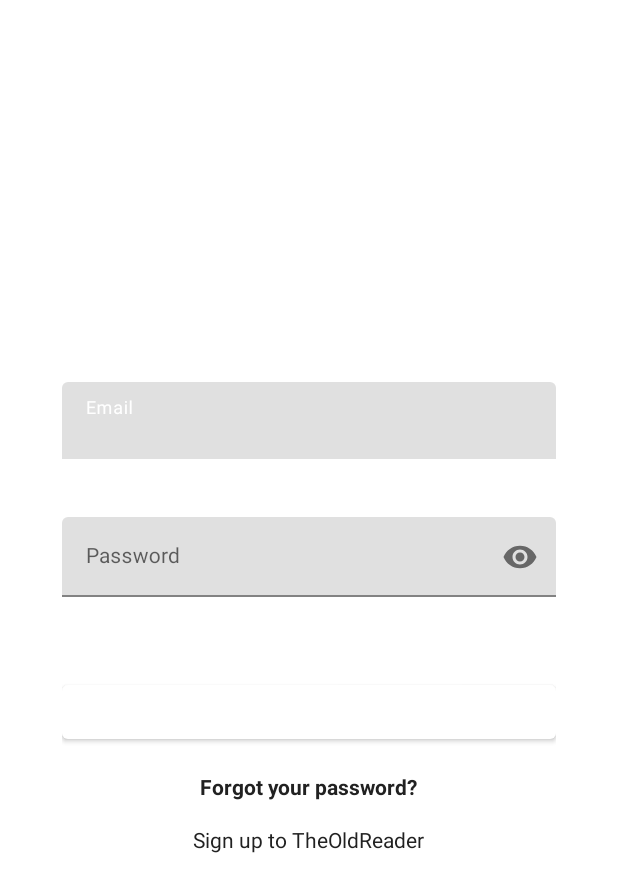
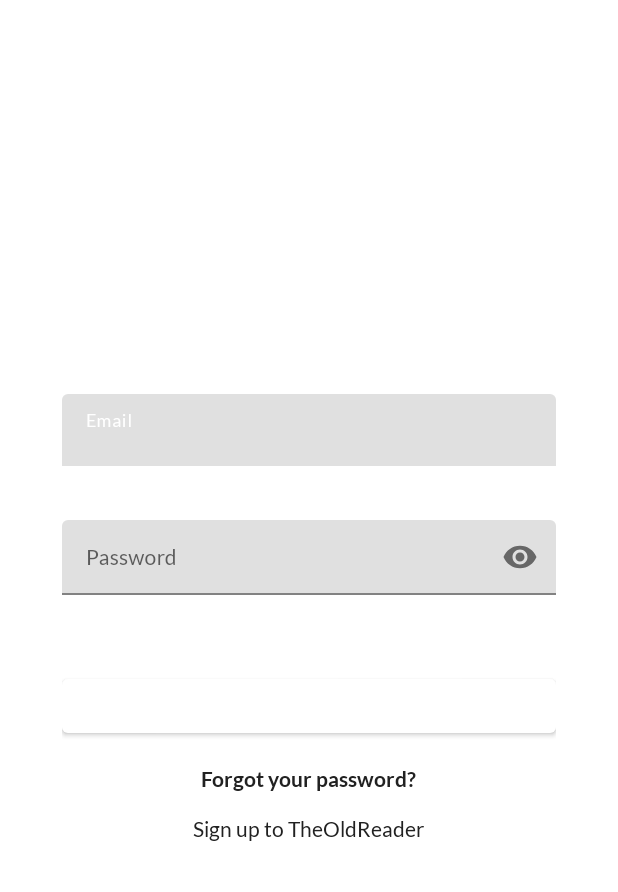
Before and after one commit to nkartyshov/theoldreader-client, an Android app: the screen it shows after launch (LoginActivity), on a phone screen of 412 x 824 dp. Shown: the top 892 px of the screen. Run offline under Robolectric (Android 15) with nearby library versions, the phone set to English and light mode, and no system bars; our stand-ins replace androidx.preference, data binding; libraries missing offline, so code that uses them is left out: com.amulyakhare.textdrawable, com.crashlytics.android, io.fabric.sdk, org.koin.standalone; 9 statements that could not run were skipped.

Commit message:
Added custom font Added undo snackbar for mark all read and delete operations

```diff
--- a/app/src/main/java/ru/oldowl/core/binding/BindingAdapter.kt
+++ b/app/src/main/java/ru/oldowl/core/binding/BindingAdapter.kt
@@ -1,29 +1,30 @@
 package ru.oldowl.core.binding
 
-import androidx.databinding.BindingAdapter
-import androidx.annotation.StringRes
-import com.google.android.material.textfield.TextInputLayout
-import androidx.swiperefreshlayout.widget.SwipeRefreshLayout
-import androidx.recyclerview.widget.RecyclerView
+import android.annotation.SuppressLint
 import android.view.View
 import android.webkit.WebView
 import android.widget.ImageView
 import android.widget.TextView
+import androidx.annotation.StringRes
+import androidx.databinding.BindingAdapter
+import androidx.swiperefreshlayout.widget.SwipeRefreshLayout
 import com.amulyakhare.textdrawable.TextDrawable
 import com.amulyakhare.textdrawable.util.ColorGenerator
+import com.google.android.material.textfield.TextInputLayout
 import ru.oldowl.core.extension.toShortDateTime
 import ru.oldowl.core.ui.EmptyDataObserver
 import java.util.*
 
 object BindingAdapter {
 
-    private val HTML_TAGS_REGEX = Regex("(<.*?>|<\\/.*?>)")
+    private val HTML_TAGS_REGEX = Regex("(<.*?>|</.*?>)")
     private val CONTROL_CHARS_REGEX = Regex("[\\t\\n]")
     private val REMOVE_EXTRA_SPACE = Regex(" {2,}+")
 
     private const val MIME_TYPE = "text/html"
     private const val ENCODING = "UTF-8"
 
+    @SuppressLint("DefaultLocale")
     @JvmStatic
     @BindingAdapter("text")
     fun setText(imageView: ImageView, text: String) {
@@ -68,14 +69,14 @@ object BindingAdapter {
 
     @JvmStatic
     @BindingAdapter("refreshing")
-    fun setRefreshing(swipeRefreshLayout: androidx.swiperefreshlayout.widget.SwipeRefreshLayout, refreshing: Boolean?) =
+    fun setRefreshing(swipeRefreshLayout: SwipeRefreshLayout, refreshing: Boolean?) =
             refreshing?.let {
                 swipeRefreshLayout.isRefreshing = it
             }
 
     @JvmStatic
     @BindingAdapter("enable")
-    fun setEnable(swipeRefreshLayout: androidx.swiperefreshlayout.widget.SwipeRefreshLayout, enable: Boolean?) {
+    fun setEnable(swipeRefreshLayout: SwipeRefreshLayout, enable: Boolean?) {
         enable?.let {
             swipeRefreshLayout.isEnabled = it
         }
--- a/app/src/main/java/ru/oldowl/core/ui/BaseViewModel.kt
+++ b/app/src/main/java/ru/oldowl/core/ui/BaseViewModel.kt
@@ -38,7 +38,7 @@ abstract class BaseViewModel : ViewModel(), KoinComponent, CoroutineScope {
         event.value = showSnackbar(R.string.something_went_wrong_error, Snackbar.LENGTH_SHORT)
     }
 
-    private fun showSnackbar(@StringRes message: Int, duration: Int, block: ShowSnackbar.() -> Unit = {}): ShowSnackbar
+    protected fun showSnackbar(@StringRes message: Int, duration: Int, block: ShowSnackbar.() -> Unit = {}): ShowSnackbar
             = ShowSnackbar(message, duration)
             .apply(block)
 }
--- a/app/src/main/java/ru/oldowl/db/dao/ArticleDao.kt
+++ b/app/src/main/java/ru/oldowl/db/dao/ArticleDao.kt
@@ -8,19 +8,19 @@ import java.util.*
 @Dao
 interface ArticleDao {
 
-    @Query("select a.*, s.title as subscription_title from articles a inner join subscriptions s on a.subscription_id = s.id order by a.publish_date desc")
+    @Query("select a.*, s.title as subscription_title from articles a inner join subscriptions s on a.subscription_id = s.id where deleted = 0 order by a.publish_date desc")
     fun findAll(): List<ArticleListItem>
 
-    @Query("select a.*, s.title as subscription_title from articles a inner join subscriptions s on a.subscription_id = s.id where a.subscription_id = :subscriptionId order by a.publish_date desc")
+    @Query("select a.*, s.title as subscription_title from articles a inner join subscriptions s on a.subscription_id = s.id where a.subscription_id = :subscriptionId and deleted = 0 order by a.publish_date desc")
     fun findAll(subscriptionId: String?): List<ArticleListItem>
 
-    @Query("select a.*, s.title as subscription_title from articles a inner join subscriptions s on a.subscription_id = s.id where a.read = 0 order by a.publish_date desc")
+    @Query("select a.*, s.title as subscription_title from articles a inner join subscriptions s on a.subscription_id = s.id where a.read = 0 and deleted = 0 order by a.publish_date desc")
     fun findUnread(): List<ArticleListItem>
 
-    @Query("select a.*, s.title as subscription_title from articles a inner join subscriptions s on a.subscription_id = s.id where a.subscription_id = :subscriptionId and a.read = 0 order by a.publish_date desc")
+    @Query("select a.*, s.title as subscription_title from articles a inner join subscriptions s on a.subscription_id = s.id where a.subscription_id = :subscriptionId and a.read = 0 and deleted = 0 order by a.publish_date desc")
     fun findUnread(subscriptionId: String?): List<ArticleListItem>
 
-    @Query("select a.*, s.title as subscription_title from articles a left join subscriptions s on a.subscription_id = s.id where a.favorite = 1 order by a.publish_date desc")
+    @Query("select a.*, s.title as subscription_title from articles a left join subscriptions s on a.subscription_id = s.id where a.favorite = 1 and deleted = 0 order by a.publish_date desc")
     fun findFavorite(): List<ArticleListItem>
 
     @Query("select * from articles where id = :id")
@@ -31,6 +31,9 @@ interface ArticleDao {
 
     @Insert(onConflict = OnConflictStrategy.REPLACE)
     fun save(article: Article)
+
+    @Delete
+    fun delete(article: Article)
 
     @Query("update articles set favorite = :favorite where id = :id")
     fun updateFavoriteState(id: String, favorite: Boolean)
@@ -44,27 +47,9 @@ interface ArticleDao {
     @Query("update articles set deleted = :deleted where id in (:ids)")
     fun updateDeleteStates(ids: List<String>, deleted: Boolean)
 
-    @Query("update articles set read = 1")
-    fun markAllRead()
+    @Query("update articles set deleted = 1 where id in (:ids)")
+    fun delete(ids: List<String>)
 
-    @Query("update articles set read = 1 where subscription_id = :subscriptionId")
-    fun markAllRead(subscriptionId: String?)
-
-    @Query("update articles set deleted = 1")
-    fun deleteAll()
-
-    @Query("update articles set deleted = 1 where subscription_id = :subscriptionId")
-    fun deleteAll(subscriptionId: String?)
-
-    @Query("update articles set deleted = 1 where read = 1")
-    fun deleteAllRead()
-
-    @Query("update articles set deleted = 1 where read = 1 and subscription_id = :subscriptionId")
-    fun deleteAllRead(subscriptionId: String?)
-
-    @Delete
-    fun delete(article: Article)
-
-    @Query("delete from articles where read = :read and favorite = 0 and publish_date < :cleanupPeriod")
+    @Query("delete from articles where read = :read and favorite = 0 and publish_date <= :cleanupPeriod")
     fun cleanup(cleanupPeriod: Date, read: Boolean)
 }
--- a/app/src/main/java/ru/oldowl/repository/SubscriptionRepository.kt
+++ b/app/src/main/java/ru/oldowl/repository/SubscriptionRepository.kt
@@ -66,10 +66,7 @@ interface SubscriptionRepository {
 
         override suspend fun unsubscribe(subscription: Subscription) {
             subscriptionDao.delete(subscription)
-
-            if (!theOldReaderApi.unsubscribe(subscription.id, authToken)) {
-                syncEventDao.save(SyncEvent.unsubscribe(subscription.id))
-            }
+            syncEventDao.save(SyncEvent.unsubscribe(subscription.id))
         }
 
         override suspend fun downloadSubscription(): List<Subscription> =
--- a/app/src/main/java/ru/oldowl/usecase/AddArticlesUseCase.kt
+++ b/app/src/main/java/ru/oldowl/usecase/AddArticlesUseCase.kt
@@ -9,7 +9,6 @@ class AddArticlesUseCase(
 ) : UseCase<List<String>, Unit>() {
 
     override suspend fun run(param: List<String>): Result<Unit> {
-        // FIXME
         articleRepository.updateDeletedStates(param, false)
         return Result.empty()
     }
--- a/app/src/main/java/ru/oldowl/viewmodel/ArticleViewModel.kt
+++ b/app/src/main/java/ru/oldowl/viewmodel/ArticleViewModel.kt
@@ -39,7 +39,7 @@ class ArticleViewModel(
             append("<html>\n")
             append("<head>\n")
             append("<style type=\"text/css\">\n")
-            append("body { max-width: 100%; padding: 0 0.2cm 0 0.2cm; }\n")
+            append("body { max-width: 100%; padding: 0 0.2cm 0 0.2cm; font-family: sans-serif-light; }\n")
             append("* { max-width: 100%; word-break: break-word }\n")
             append("img { height: auto; }\n")
             append("pre { white-space: pre-wrap; } \n")
--- /dev/null
+++ b/app/src/main/res/font/lato.xml
@@ -0,0 +1,19 @@
+<?xml version="1.0" encoding="utf-8"?>
+<font-family xmlns:app="http://schemas.android.com/apk/res-auto">
+
+    <font
+        app:font="@font/lato_light"
+        app:fontStyle="normal"
+        app:fontWeight="300" />
+
+    <font
+        app:font="@font/lato_regular"
+        app:fontStyle="normal"
+        app:fontWeight="400" />
+
+    <font
+        app:font="@font/lato_bold"
+        app:fontStyle="normal"
+        app:fontWeight="700" />
+
+</font-family>
--- a/app/src/main/res/values/strings.xml
+++ b/app/src/main/res/values/strings.xml
@@ -55,6 +55,7 @@
 
     <string name="mark_all_read_snackbar">Marked as read: %d</string>
     <string name="delete_articles_snackbar">Deleted articles: %d</string>
+    <string name="unsubscribe_snackbar">You unsubscribed from %s</string>
 
     <!-- Article detail -->
     <string name="mark_favorite">Mark favorite</string>
--- a/app/src/main/res/values/styles.xml
+++ b/app/src/main/res/values/styles.xml
@@ -9,6 +9,8 @@
         <item name="android:textColorPrimary">@color/black</item>
         <item name="android:textColorSecondary">@color/gray</item>
         <item name="android:textColorTertiary">@color/gray</item>
+
+        <item name="android:fontFamily">@font/lato</item>
 
         <item name="android:windowDrawsSystemBarBackgrounds">true</item>
         <item name="android:statusBarColor">@color/statusBarColor</item>
@@ -34,6 +36,8 @@
     <style name="TextNormal" parent="TextAppearance.AppCompat.Body1">
         <item name="android:layout_height">wrap_content</item>
         <item name="android:layout_width">wrap_content</item>
+
+        <item name="android:fontFamily">@font/lato</item>
     </style>
 
     <style name="TextNormal.Bold">
@@ -49,6 +53,8 @@
     <style name="TextCaption" parent="TextAppearance.AppCompat.Caption">
         <item name="android:layout_height">wrap_content</item>
         <item name="android:layout_width">wrap_content</item>
+
+        <item name="android:fontFamily">@font/lato</item>
     </style>
 
     <style name="TextCaption.SingleLine">
@@ -60,6 +66,8 @@
     <style name="TextHeader" parent="Base.TextAppearance.AppCompat.Subhead">
         <item name="android:layout_height">wrap_content</item>
         <item name="android:layout_width">wrap_content</item>
+
+        <item name="android:fontFamily">@font/lato</item>
     </style>
 
     <style name="TextSummary" parent="TextCaption">
--- a/build.gradle
+++ b/build.gradle
@@ -10,10 +10,10 @@ buildscript {
         maven { url 'https://maven.fabric.io/public' }
     }
     dependencies {
-        classpath 'com.android.tools.build:gradle:3.4.0'
-        classpath 'org.jetbrains.kotlin:kotlin-gradle-plugin:1.3.21'
+        classpath 'com.android.tools.build:gradle:3.5.0'
+        classpath 'org.jetbrains.kotlin:kotlin-gradle-plugin:1.3.50'
 
-        classpath 'com.google.gms:google-services:4.2.0'
+        classpath 'com.google.gms:google-services:4.3.1'
         classpath 'io.fabric.tools:gradle:1.28.1'
 
         // NOTE: Do not place your application dependencies here; they belong
```
Also changed, not shown: app/build.gradle (+10 -5 lines), app/src/main/AndroidManifest.xml (+12 -10 lines), app/src/main/java/ru/oldowl/repository/ArticleRepository.kt (+14 -10 lines), app/src/main/java/ru/oldowl/viewmodel/ArticleListViewModel.kt (+8 -16 lines), app/src/main/res/font/lato_bold.ttf (added), app/src/main/res/font/lato_light.ttf (added), app/src/main/res/font/lato_regular.ttf (added), gradle/wrapper/gradle-wrapper.properties.
